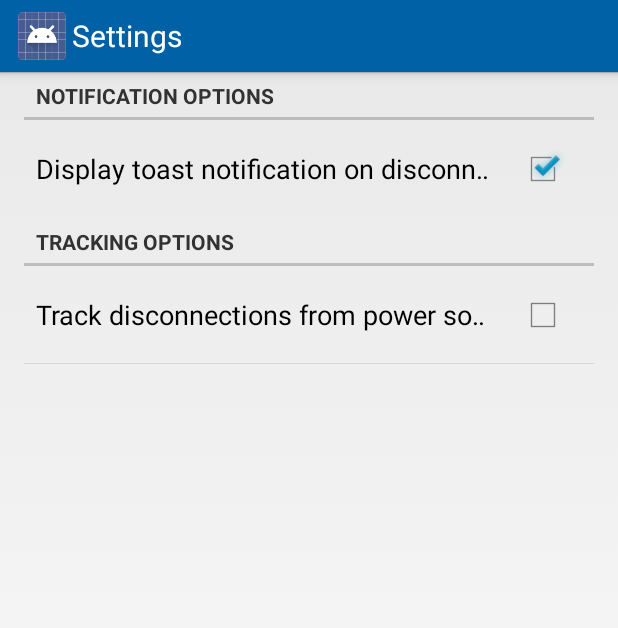
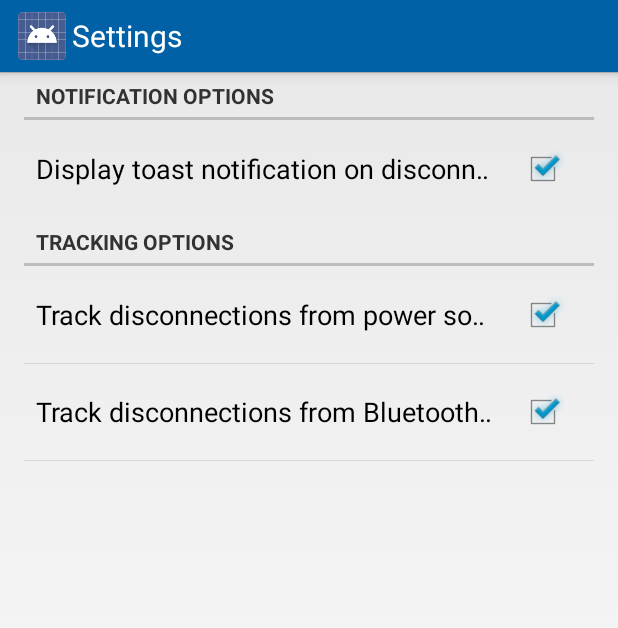
Before and after one commit to CSberger/Bluefinder, an Android app: the screen it shows after launch (SettingsActivity), in the options menu, after a tap on "Settings", on a phone screen of 412 x 824 dp. Shown: the top 628 px of the screen. Run offline under Robolectric (Android 15) with nearby library versions, the phone set to English and light mode, and no system bars; libraries missing offline, so code that uses them is left out: com.android.vending; 6 statements that could not run were skipped.

Commit message:
added preference to stop tracking bluetooth disconnections

```diff
--- a/Bluefinder/src/main/AndroidManifest.xml
+++ b/Bluefinder/src/main/AndroidManifest.xml
@@ -53,7 +53,7 @@
         </activity>
         <activity
             android:name="com.digitalobstaclecourse.bluefinder.SettingsActivity"
-            android:label="@string/title_activity_settings"></activity>
+            android:label="@string/title_activity_settings" />
 
         <receiver
             android:name="com.digitalobstaclecourse.bluefinder.BluetoothDisconnectReciever"
--- a/Bluefinder/src/main/java/com/digitalobstaclecourse/bluefinder/PowerDisconnectReciever.java
+++ b/Bluefinder/src/main/java/com/digitalobstaclecourse/bluefinder/PowerDisconnectReciever.java
@@ -12,7 +12,6 @@ import android.util.Log;
 import android.widget.Toast;
 
 /**
- *
  * Created by Chris on 1/18/14.
  */
 public class PowerDisconnectReciever extends BroadcastReceiver {
--- a/Bluefinder/src/main/res/layout/item_header.xml
+++ b/Bluefinder/src/main/res/layout/item_header.xml
@@ -3,7 +3,7 @@
     android:orientation="horizontal"
     android:layout_width="fill_parent"
     android:layout_height="fill_parent"
-    android:background="#888"
+    android:background="#ffffffff"
     android:clickable="false">
 
     <TextView
@@ -15,7 +15,7 @@
         android:paddingBottom="4dp"
         android:textSize="28sp"
         android:text="@string/device_name_text"
-        android:textColor="@color/actionBarTextWhite"
+        android:textColor="#000"
 
         />
 
--- a/Bluefinder/src/main/res/values/strings.xml
+++ b/Bluefinder/src/main/res/values/strings.xml
@@ -16,7 +16,9 @@
     <string name="pref_toast_notification_key">pref_toast_notification_key</string>
     <string name="pref_toast_notification_title">Display toast notification on disconnection of Bluetooth device</string>
     <string name="pref_power_disconnect_key">pref_power_disconnect_key</string>
-    <string name="pref_power_disconnect_title">Track disconnections from power sources?</string>
+    <string name="pref_power_disconnect_title">Track disconnections from power sources</string>
+    <string name="pref_bluetooth_disconnect_key">pref_bluetooth_disconnect_key</string>
+    <string name="pref_bluetooth_disconnect_title">Track disconnections from Bluetooth devices</string>
     <string name="menu_ammunition">Ammunition</string>
     <string name="empty_list_text">List is empty</string>
     <string name="device_name_text">Device Name</string>
@@ -28,4 +30,5 @@
     <string name="pref_tracking_group_key">Tracking Options</string>
     <string name="number_of_locations_remaining">Locations\nRemaining</string>
     <string name="POWER">POWER</string>
+    <string name="help_view_content_description">Help View</string>
 </resources>
--- a/Bluefinder/src/main/res/xml/preferences.xml
+++ b/Bluefinder/src/main/res/xml/preferences.xml
@@ -18,8 +18,10 @@
         <CheckBoxPreference
             android:key="@string/pref_power_disconnect_key"
             android:title="@string/pref_power_disconnect_title"
-            android:defaultValue="false">
-
-        </CheckBoxPreference>
+            android:defaultValue="true"></CheckBoxPreference>
+        <CheckBoxPreference
+            android:key="@string/pref_bluetooth_disconnect_key"
+            android:title="@string/pref_bluetooth_disconnect_title"
+            android:defaultValue="true"></CheckBoxPreference>
     </PreferenceCategory>
 </PreferenceScreen>
```
Also changed, not shown: Bluefinder/src/main/java/com/digitalobstaclecourse/bluefinder/BluetoothDisconnectReciever.java (+7 -2 lines), Bluefinder/src/main/java/com/digitalobstaclecourse/bluefinder/FindCar.java (+1 -8 lines), Bluefinder/src/main/java/com/digitalobstaclecourse/bluefinder/FindCarMapFragment.java (+15 -1 lines), Bluefinder/src/main/res/layout/activity_find_car.xml (+40 -7 lines), Bluefinder/src/main/res/layout/activity_find_car_2pane.xml (+2 -11 lines).
